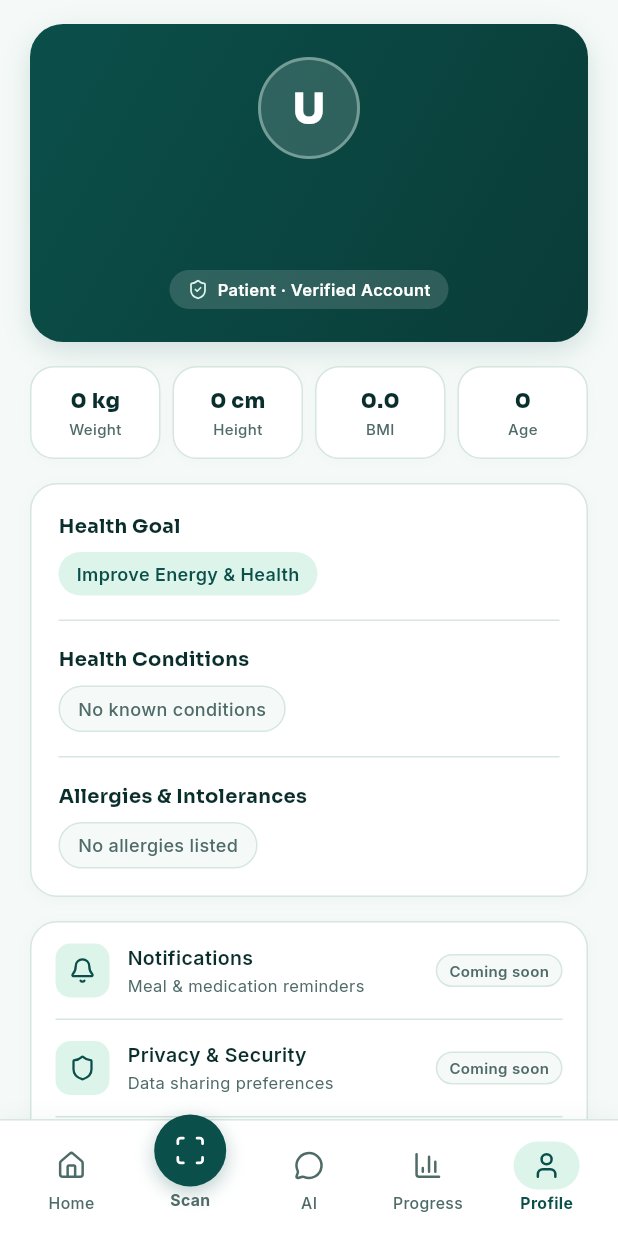
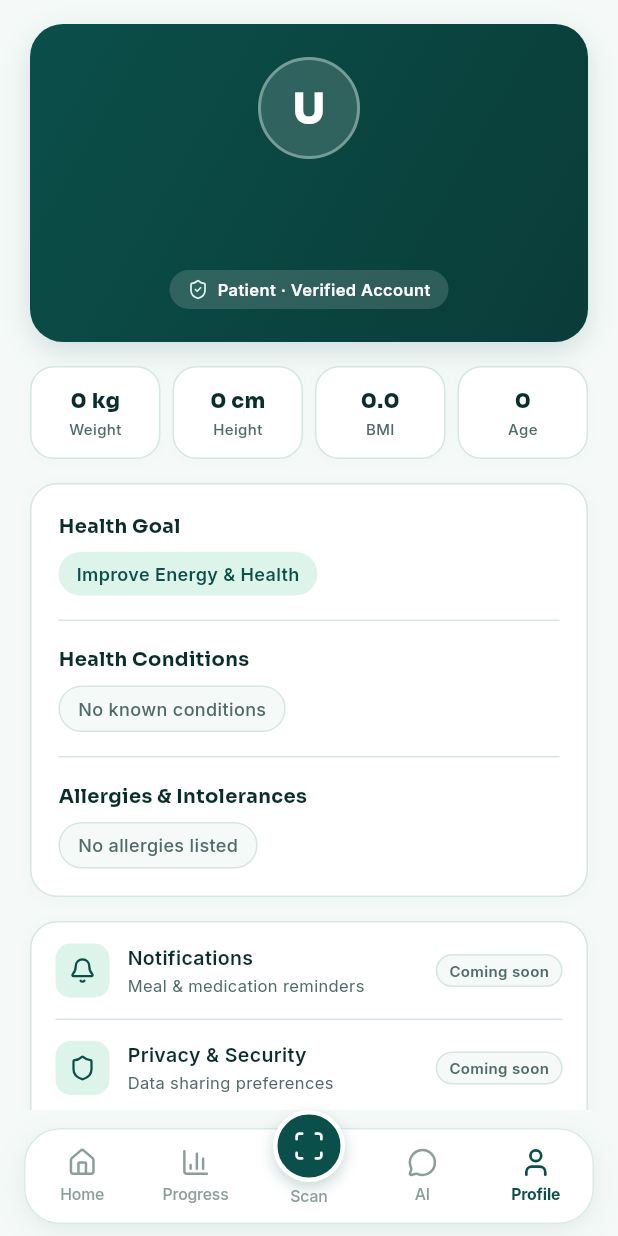
Before and after one commit to beenumarr/neuron_app, a Flutter app: the MainScreen screen opened by its route, item 5 of the bottom bar chosen, on a phone screen of 412 x 824 dp. Run offline on Flutter 3.47's test engine with Material 3 defaults, Android fonts, the phone set to English and light mode, and no system bars; our stand-ins replace dio, flutter_secure_storage, go_router, google_fonts, image_picker, lucide_icons_flutter and 1 more; accounts and stored records are empty; network calls fail.

Commit message:
style(nav): redesign floating bottom navigation bar with elevated center Scan button

```diff
--- a/lib/modules/health/views/main_screen.dart
+++ b/lib/modules/health/views/main_screen.dart
@@ -45,36 +45,58 @@ class _MainScreenState extends State<MainScreen> {
           const ProfileScreen(),
         ],
       ),
-      bottomNavigationBar: Container(
+      bottomNavigationBar: SafeArea(
+        top: false,
+        bottom: true,
+        child: Padding(
+          padding: const EdgeInsets.fromLTRB(16, 0, 16, 8),
+          child: SizedBox(
+            height: 76,
+            child: Stack(
+              clipBehavior: Clip.none,
+              alignment: Alignment.bottomCenter,
+              children: [
+                // Floating rounded rectangular bar
+                Positioned(
+                  left: 0,
+                  right: 0,
+                  bottom: 0,
+                  height: 64,
+                  child: Container(
                     decoration: BoxDecoration(
-          color: AppColors.backgroundCard,
-          border: const Border(
-            top: BorderSide(color: AppColors.line, width: 1),
+                      color: Colors.white,
+                      borderRadius: BorderRadius.circular(24),
+                      border: Border.all(
+                        color: AppColors.line.withValues(alpha: 0.85),
+                        width: 1,
                       ),
                       boxShadow: [
                         BoxShadow(
-              color: AppColors.ink.withValues(alpha: 0.04),
-              blurRadius: 10,
-              offset: const Offset(0, -2),
+                          color: AppColors.ink.withValues(alpha: 0.06),
+                          blurRadius: 18,
+                          offset: const Offset(0, 6),
+                        ),
+                        BoxShadow(
+                          color: AppColors.teal.withValues(alpha: 0.03),
+                          blurRadius: 6,
+                          offset: const Offset(0, 2),
                         ),
                       ],
                     ),
-        child: SafeArea(
-          top: false,
-          child: Padding(
-            padding: const EdgeInsets.symmetric(horizontal: 8, vertical: 6),
                     child: Row(
-              mainAxisAlignment: MainAxisAlignment.spaceAround,
                       children: [
                         _buildNavItem(
                           index: 0,
                           label: 'Home',
                           icon: LucideIcons.home,
                         ),
-                _buildCenterScanItem(
-                  index: 1,
-                  label: 'Scan',
-                  icon: LucideIcons.scan,
+                        _buildNavItem(
+                          index: 3,
+                          label: 'Progress',
+                          icon: LucideIcons.barChart3,
+                        ),
+                        const Expanded(
+                          child: SizedBox(), // Center gap for elevated Scan button
                         ),
                         _buildNavItem(
                           index: 2,
@@ -82,14 +104,27 @@ class _MainScreenState extends State<MainScreen> {
                           icon: LucideIcons.messageCircle,
                         ),
                         _buildNavItem(
-                  index: 3,
-                  label: 'Progress',
-                  icon: LucideIcons.barChart3,
-                ),
-                _buildNavItem(
                           index: 4,
                           label: 'Profile',
                           icon: LucideIcons.user,
+                        ),
+                      ],
+                    ),
+                  ),
+                ),
+
+                // Center prominent elevated Scan button
+                Positioned(
+                  top: 0,
+                  left: 0,
+                  right: 0,
+                  child: Center(
+                    child: _buildCenterScanItem(
+                      index: 1,
+                      label: 'Scan',
+                      icon: LucideIcons.scan,
+                    ),
+                  ),
                 ),
               ],
             ),
@@ -105,36 +140,49 @@ class _MainScreenState extends State<MainScreen> {
     required IconData icon,
   }) {
     final isActive = _currentTab == index;
+    final activeColor = AppColors.teal;
+    const inactiveColor = Color(0xFF8C9E9B);
+
     return Expanded(
       child: GestureDetector(
         onTap: () => _onTabTapped(index),
         behavior: HitTestBehavior.opaque,
+        child: AnimatedContainer(
+          duration: const Duration(milliseconds: 200),
+          curve: Curves.easeInOut,
+          padding: const EdgeInsets.symmetric(vertical: 6),
           child: Column(
             mainAxisSize: MainAxisSize.min,
+            mainAxisAlignment: MainAxisAlignment.center,
             children: [
-            Container(
-              width: 44,
-              height: 32,
-              decoration: BoxDecoration(
-                color: isActive ? AppColors.mint : Colors.transparent,
-                borderRadius: BorderRadius.circular(16),
-              ),
+              AnimatedScale(
+                scale: isActive ? 1.08 : 1.0,
+                duration: const Duration(milliseconds: 200),
+                curve: Curves.easeOutCubic,
                 child: Icon(
                   icon,
-                color: isActive ? AppColors.teal : AppColors.mute,
+                  color: isActive ? activeColor : inactiveColor,
                   size: 20,
                 ),
               ),
-            const SizedBox(height: 2),
-            Text(
+              const SizedBox(height: 5),
+              AnimatedDefaultTextStyle(
+                duration: const Duration(milliseconds: 200),
+                style: TextStyle(
+                  fontFamily: 'Inter',
+                  fontSize: 10.5,
+                  letterSpacing: -0.1,
+                  fontWeight: isActive ? FontWeight.w700 : FontWeight.w500,
+                  color: isActive ? activeColor : inactiveColor,
+                ),
+                child: Text(
                   label,
-              style: TextStyle(
-                fontSize: 10.5,
-                fontWeight: isActive ? FontWeight.w700 : FontWeight.w500,
-                color: isActive ? AppColors.teal : AppColors.mute,
+                  maxLines: 1,
+                  overflow: TextOverflow.ellipsis,
                 ),
               ),
             ],
+          ),
         ),
       ),
     );
@@ -146,25 +194,30 @@ class _MainScreenState extends State<MainScreen> {
     required IconData icon,
   }) {
     final isActive = _currentTab == index;
-    return Expanded(
-      child: GestureDetector(
+    final activeColor = AppColors.teal;
+    const inactiveColor = Color(0xFF8C9E9B);
+
+    return GestureDetector(
       onTap: () => _onTabTapped(index),
       behavior: HitTestBehavior.opaque,
-        child: Transform.translate(
-          offset: const Offset(0, -10),
       child: Column(
         mainAxisSize: MainAxisSize.min,
         children: [
-              Container(
+          AnimatedScale(
+            scale: isActive ? 1.05 : 1.0,
+            duration: const Duration(milliseconds: 200),
+            curve: Curves.easeOutCubic,
+            child: Container(
               width: 48,
               height: 48,
               decoration: BoxDecoration(
                 color: AppColors.teal,
                 shape: BoxShape.circle,
+                border: Border.all(color: Colors.white, width: 3),
                 boxShadow: [
                   BoxShadow(
-                      color: AppColors.teal.withValues(alpha: 0.28),
-                      blurRadius: 10,
+                    color: AppColors.teal.withValues(alpha: isActive ? 0.36 : 0.22),
+                    blurRadius: isActive ? 12 : 8,
                     offset: const Offset(0, 4),
                   ),
                 ],
@@ -177,19 +230,25 @@ class _MainScreenState extends State<MainScreen> {
                 ),
               ),
             ),
-              const SizedBox(height: 2),
-              Text(
+          ),
+          const SizedBox(height: 3),
+          AnimatedDefaultTextStyle(
+            duration: const Duration(milliseconds: 200),
+            style: TextStyle(
+              fontFamily: 'Inter',
+              fontSize: 10.5,
+              letterSpacing: -0.1,
+              fontWeight: isActive ? FontWeight.w700 : FontWeight.w500,
+              color: isActive ? activeColor : inactiveColor,
+            ),
+            child: Text(
               label,
-                style: TextStyle(
-                  fontSize: 10.5,
-                  fontWeight: FontWeight.w700,
-                  color: isActive ? AppColors.teal : AppColors.mute,
+              maxLines: 1,
+              overflow: TextOverflow.ellipsis,
             ),
           ),
         ],
       ),
-        ),
-      ),
     );
   }
 }
```
Lines whose indentation alone changed are shown as unchanged.
